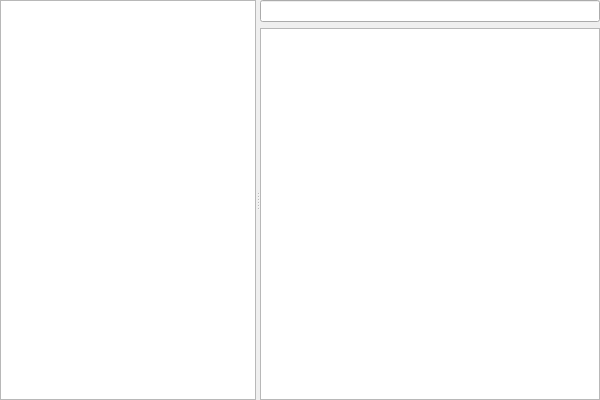
First picture: the form in src/home/flibrary/gui/ImageViewer.ui, repository heimdallr/books, before the edit.
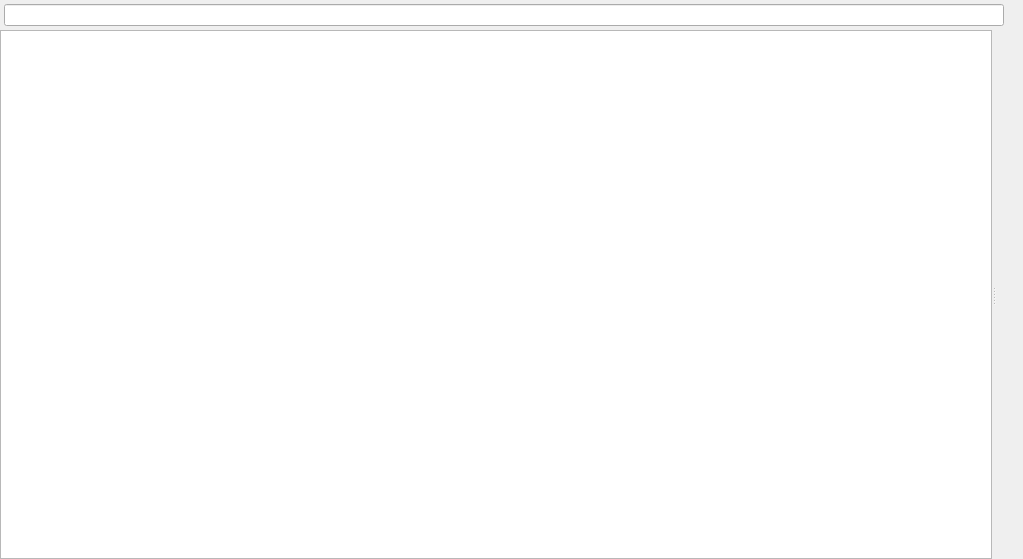
Second picture: the form after the edit. Custom widgets are drawn as their Qt base class.

Diff of the .ui file:
```diff
--- a/src/home/flibrary/gui/ImageViewer.ui
+++ b/src/home/flibrary/gui/ImageViewer.ui
@@ -6,81 +6,62 @@
    <rect>
     <x>0</x>
     <y>0</y>
-    <width>600</width>
-    <height>400</height>
+    <width>1023</width>
+    <height>559</height>
    </rect>
   </property>
+  <layout class="QVBoxLayout">
+   <property name="spacing">
+    <number>0</number>
+   </property>
+   <property name="leftMargin">
+    <number>0</number>
+   </property>
+   <property name="topMargin">
+    <number>0</number>
+   </property>
+   <property name="rightMargin">
+    <number>0</number>
+   </property>
+   <property name="bottomMargin">
+    <number>0</number>
+   </property>
+   <item>
   <layout class="QHBoxLayout" name="horizontalLayout">
+     <property name="spacing">
+      <number>8</number>
+     </property>
    <property name="leftMargin">
-    <number>0</number>
+      <number>4</number>
    </property>
    <property name="topMargin">
-    <number>0</number>
+      <number>4</number>
    </property>
    <property name="rightMargin">
-    <number>0</number>
+      <number>4</number>
    </property>
    <property name="bottomMargin">
-    <number>0</number>
-   </property>
+      <number>4</number>
+     </property>
+     <item>
+      <widget class="QLineEdit" name="lineEdit"/>
+     </item>
+     <item>
+      <widget class="QLabel" name="count"/>
+     </item>
+    </layout>
+   </item>
    <item>
     <widget class="QSplitter" name="splitter">
-     <property name="orientation">
-      <enum>Qt::Orientation::Horizontal</enum>
-     </property>
-     <property name="childrenCollapsible">
-      <bool>false</bool>
-     </property>
-     <widget class="HomeCompa::Flibrary::CustomTreeView" name="navigation">
-      <property name="verticalScrollBarPolicy">
-       <enum>Qt::ScrollBarPolicy::ScrollBarAlwaysOff</enum>
-      </property>
-      <property name="horizontalScrollBarPolicy">
-       <enum>Qt::ScrollBarPolicy::ScrollBarAlwaysOff</enum>
-      </property>
-      <property name="selectionBehavior">
-       <enum>QAbstractItemView::SelectionBehavior::SelectRows</enum>
-      </property>
-      <property name="autoExpandDelay">
-       <number>0</number>
-      </property>
-      <property name="rootIsDecorated">
-       <bool>false</bool>
-      </property>
-      <property name="uniformRowHeights">
-       <bool>true</bool>
-      </property>
-      <property name="animated">
-       <bool>true</bool>
-      </property>
-      <attribute name="headerVisible">
-       <bool>false</bool>
-      </attribute>
-     </widget>
-     <widget class="QWidget" name="verticalWidget" native="true">
       <property name="sizePolicy">
-       <sizepolicy hsizetype="Preferred" vsizetype="Preferred">
-        <horstretch>30</horstretch>
+      <sizepolicy hsizetype="Expanding" vsizetype="Expanding">
+       <horstretch>0</horstretch>
         <verstretch>0</verstretch>
        </sizepolicy>
       </property>
-      <layout class="QVBoxLayout" name="verticalLayout">
-       <property name="leftMargin">
-        <number>0</number>
-       </property>
-       <property name="topMargin">
-        <number>0</number>
-       </property>
-       <property name="rightMargin">
-        <number>0</number>
-       </property>
-       <property name="bottomMargin">
-        <number>0</number>
-       </property>
-       <item>
-        <widget class="QLineEdit" name="lineEdit"/>
-       </item>
-       <item>
+     <property name="orientation">
+      <enum>Qt::Orientation::Horizontal</enum>
+     </property>
         <widget class="QListView" name="images">
          <property name="verticalScrollBarPolicy">
           <enum>Qt::ScrollBarPolicy::ScrollBarAlwaysOff</enum>
@@ -119,21 +100,12 @@
           <enum>QListView::ViewMode::IconMode</enum>
          </property>
         </widget>
-       </item>
-      </layout>
-     </widget>
+     <widget class="QLabel" name="image"/>
     </widget>
    </item>
   </layout>
  </widget>
  <layoutdefault spacing="6" margin="11"/>
- <customwidgets>
-  <customwidget>
-   <class>HomeCompa::Flibrary::CustomTreeView</class>
-   <extends>QTreeView</extends>
-   <header>widgets/TreeView.h</header>
-  </customwidget>
- </customwidgets>
  <resources/>
  <connections/>
 </ui>
```
Lines whose indentation alone changed are shown as unchanged.
